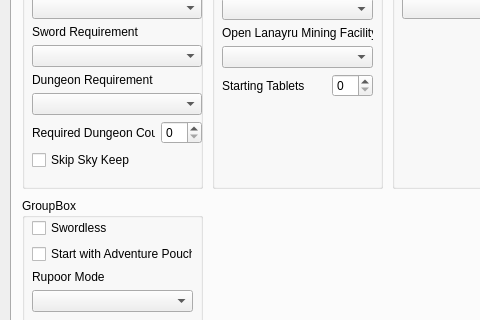
Old version of the form gui/randogui.ui in the repository ssrando/ssrando; both pictures show x 0 to 480 and y 158 to 478 of the 954 by 704 pixel window.
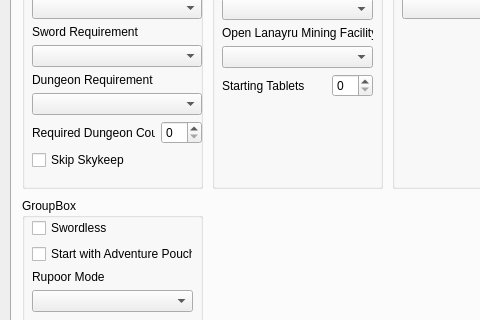
New version of the form. The open tabs and pages were chosen to show the change.

```diff
--- a/gui/randogui.ui
+++ b/gui/randogui.ui
@@ -666,7 +666,7 @@
         <item>
          <widget class="QCheckBox" name="option_skip_skykeep">
           <property name="text">
-           <string>Skip Sky Keep</string>
+           <string>Skip Skykeep</string>
           </property>
          </widget>
         </item>
```
